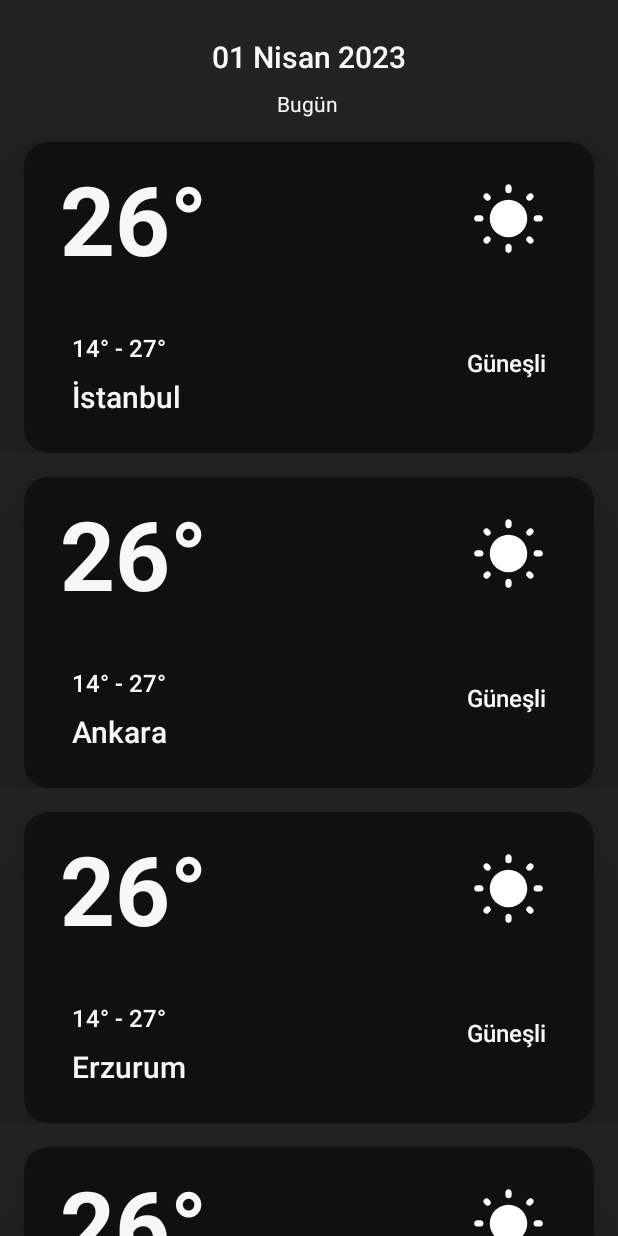
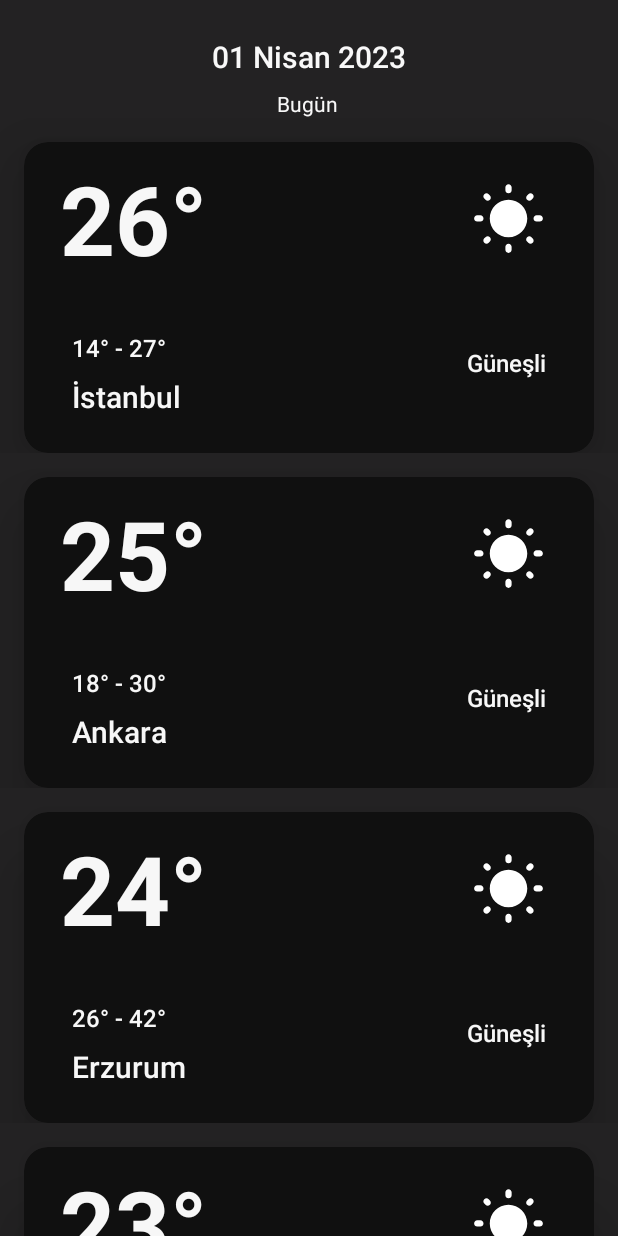
Before and after one commit to ranaturker/WeatherApp, an Android app: the screen it shows after launch (MainActivity), on a phone screen of 412 x 824 dp. Run offline under Robolectric (Android 15) with nearby library versions, the phone set to English and light mode, and no system bars.

```diff
--- a/app/src/main/AndroidManifest.xml
+++ b/app/src/main/AndroidManifest.xml
@@ -13,6 +13,9 @@
         android:theme="@style/Theme.Task1"
         tools:targetApi="31">
         <activity
+            android:name=".deneme.DenemeActivity"
+            android:exported="false" />
+        <activity
             android:name=".MainActivity"
             android:exported="true">
             <intent-filter>
@@ -23,7 +26,7 @@
         </activity>
         <activity
             android:name=".DetailsActivity"
-            android:exported="true"/>
+            android:exported="true" />
     </application>
 
 </manifest>
--- a/app/src/main/java/com/ranaturker/task1/MainActivity.kt
+++ b/app/src/main/java/com/ranaturker/task1/MainActivity.kt
@@ -6,8 +6,8 @@ import android.os.Bundle
 import com.ranaturker.task1.databinding.ActivityMainBinding
 
 class MainActivity : AppCompatActivity(), RecyclerAdapter.RecyclerViewEvent {
-    private lateinit var cityDataList : ArrayList<WeatherData>
-    private lateinit var binding : ActivityMainBinding
+    private lateinit var cityDataList: ArrayList<WeatherData>
+    private lateinit var binding: ActivityMainBinding
 
     override fun onCreate(savedInstanceState: Bundle?) {
         super.onCreate(savedInstanceState)
@@ -18,29 +18,23 @@ class MainActivity : AppCompatActivity(), RecyclerAdapter.RecyclerViewEvent {
         cityDataList = ArrayList()
 
         val istanbul = WeatherData("İstanbul", "26°", "14° - 27°", "Güneşli")
-        val ankara = WeatherData("Ankara", "26°", "14° - 27°", "Güneşli")
-        val erzurum = WeatherData("Erzurum", "26°", "14° - 27°", "Güneşli")
-        val sakarya = WeatherData("Sakarya", "26°", "14° - 27°", "Güneşli")
+        val ankara = WeatherData("Ankara", "25°", "18° - 30°", "Güneşli")
+        val erzurum = WeatherData("Erzurum", "24°", "26° - 42°", "Güneşli")
+        val sakarya = WeatherData("Sakarya", "23°", "10° - 17°", "Güneşli")
 
         cityDataList.add(istanbul)
         cityDataList.add(ankara)
         cityDataList.add(erzurum)
         cityDataList.add(sakarya)
-        cityDataList.add(istanbul)
-        cityDataList.add(ankara)
-        cityDataList.add(erzurum)
-        cityDataList.add(sakarya)
 
+        val customAdapter = RecyclerAdapter(cityDataList, this)
 
-        val customAdapter = RecyclerAdapter(cityDataList , this)
-        binding.mRecyclerView.adapter = customAdapter
-
-
+        binding.recyclerView.adapter = customAdapter
     }
 
     override fun onItemClick(data: WeatherData) {
         val intent = Intent(this, DetailsActivity::class.java)
-        intent.putExtra("data",WeatherData::class.java)
+        intent.putExtra("data", data)
 
         startActivity(intent)
     }
--- a/app/src/main/java/com/ranaturker/task1/RecyclerAdapter.kt
+++ b/app/src/main/java/com/ranaturker/task1/RecyclerAdapter.kt
@@ -11,16 +11,15 @@ class RecyclerAdapter(
     val listener: RecyclerViewEvent
 ) :
     RecyclerView.Adapter<RecyclerAdapter.ViewHolder>() {
+
     inner class ViewHolder(val binding: RecyclerViewRowBinding) :
-        RecyclerView.ViewHolder(binding.root), View.OnClickListener {
+        RecyclerView.ViewHolder(binding.root) {
         init {
-            binding.root.setOnClickListener(this)
-        }
-
-        override fun onClick(v: View?) {
-            val position = adapterPosition
-            if (position != RecyclerView.NO_POSITION) {
-                listener.onItemClick(cityDataList[position])
+            binding.root.setOnClickListener {
+                val position = adapterPosition
+                if (position != RecyclerView.NO_POSITION) {
+                    listener.onItemClick(cityDataList[position])
+                }
             }
         }
     }
--- a/app/src/main/res/layout/activity_main.xml
+++ b/app/src/main/res/layout/activity_main.xml
@@ -34,9 +34,9 @@
         app:layout_constraintTop_toBottomOf="@+id/city" />
 
     <androidx.recyclerview.widget.RecyclerView
-        android:id="@+id/mRecyclerView"
-        android:layout_width="@dimen/width_0"
-        android:layout_height="@dimen/height_0"
+        android:id="@+id/recycler_view"
+        android:layout_width="0dp"
+        android:layout_height="0dp"
         app:layoutManager="androidx.recyclerview.widget.LinearLayoutManager"
         app:layout_constraintBottom_toBottomOf="parent"
         app:layout_constraintEnd_toEndOf="parent"
--- a/app/src/main/res/layout/recycler_view_row.xml
+++ b/app/src/main/res/layout/recycler_view_row.xml
@@ -6,15 +6,15 @@
     android:layout_height="wrap_content">
 
     <androidx.cardview.widget.CardView
-        android:layout_width="@dimen/width_0"
+        android:layout_width="0dp"
         android:layout_height="wrap_content"
         android:layout_marginStart="@dimen/margin_16"
         android:layout_marginTop="@dimen/margin_16"
         android:layout_marginEnd="@dimen/margin_16"
         android:layout_marginBottom="@dimen/margin_16"
         app:cardBackgroundColor="@color/card_background"
-        app:cardCornerRadius="@dimen/cardCornerRadius"
-        app:cardElevation="@dimen/cardElevation"
+        app:cardCornerRadius="@dimen/card_corner_radius"
+        app:cardElevation="@dimen/card_elevation"
         app:layout_constraintEnd_toEndOf="parent"
         app:layout_constraintStart_toStartOf="parent"
         app:layout_constraintTop_toTopOf="parent">
@@ -32,7 +32,7 @@
             <ImageView
                 android:id="@+id/weather_situation_image"
                 android:layout_width="@dimen/width_50"
-                android:layout_height="@dimen/height_0"
+                android:layout_height="0dp"
                 android:layout_marginEnd="@dimen/margin_24"
                 android:contentDescription="@string/weather_situation_image"
                 app:layout_constraintEnd_toEndOf="parent"
--- a/app/src/main/res/values/dimen.xml
+++ b/app/src/main/res/values/dimen.xml
@@ -1,7 +1,6 @@
 <?xml version="1.0" encoding="utf-8"?>
 <resources>
     <!--margins-->
-    <dimen name="margin_0">0dp</dimen>
     <dimen name="margin_4">4dp</dimen>
     <dimen name="margin_5">5dp</dimen>
     <dimen name="margin_8">8dp</dimen>
@@ -9,8 +8,6 @@
     <dimen name="margin_16">16dp</dimen>
     <dimen name="margin_24">24dp</dimen>
     <dimen name="margin_32">32dp</dimen>
-    <dimen name="margin_50">50dp</dimen>
-    <dimen name="margin_80">80dp</dimen>
 
     <!--icons-->
     <dimen name="icon_size_large">64dp</dimen>
@@ -24,15 +21,13 @@
     <dimen name="text_size_degreeGap">16sp</dimen>
 
     <!--card-->
-    <dimen name="cardCornerRadius">16dp</dimen>
-    <dimen name="cardElevation">24dp</dimen>
+    <dimen name="card_corner_radius">16dp</dimen>
+    <dimen name="card_elevation">24dp</dimen>
 
-    <!--card-->
+    <!--padding-->
     <dimen name="padding">8dp</dimen>
 
     <!--width and height-->
-    <dimen name="width_0">0dp</dimen>
-    <dimen name="height_0">0dp</dimen>
     <dimen name="width_24">24dp</dimen>
     <dimen name="height_24">24dp</dimen>
     <dimen name="width_50">50dp</dimen>
--- a/app/src/main/res/values/strings.xml
+++ b/app/src/main/res/values/strings.xml
@@ -29,9 +29,8 @@
     <string name="refresh">refresh</string>
 
     <string name="button">Verileri Güncelle</string>
-<!-- TODO: Remove or change this placeholder text -->
+    <!-- TODO: Remove or change this placeholder text -->
     <string name="hello_blank_fragment">Hello blank fragment</string>
 
 
-
 </resources>
```
Also changed, not shown: app/src/main/java/com/ranaturker/task1/DetailsActivity.kt (+2 -5 lines), app/src/main/java/com/ranaturker/task1/IntentExt.kt (added, +10 -0 lines), app/src/main/res/layout/activity_details.xml (+4 -5 lines).
